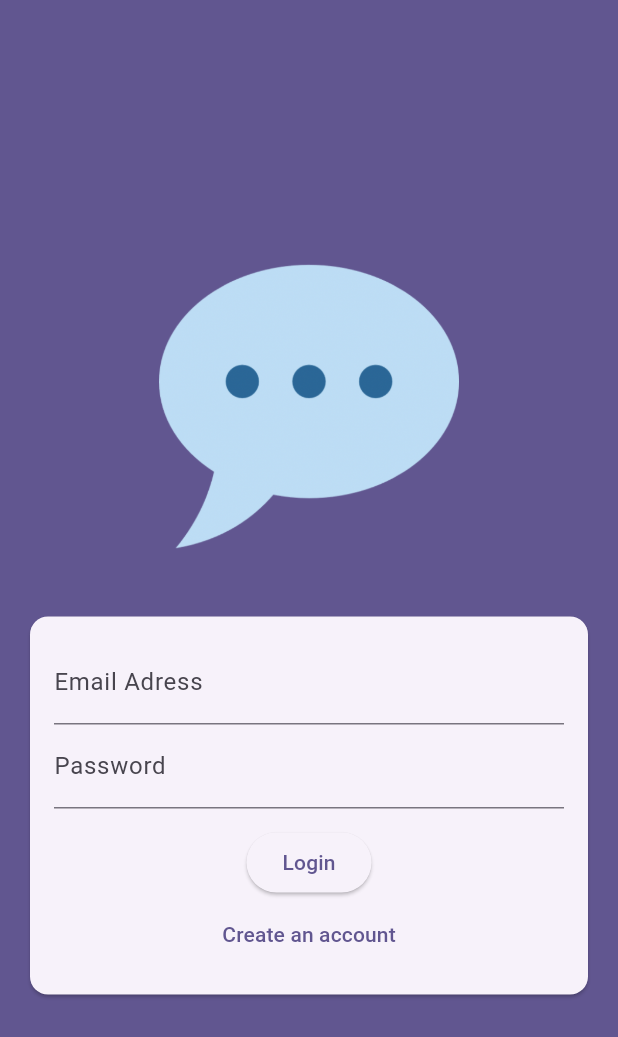
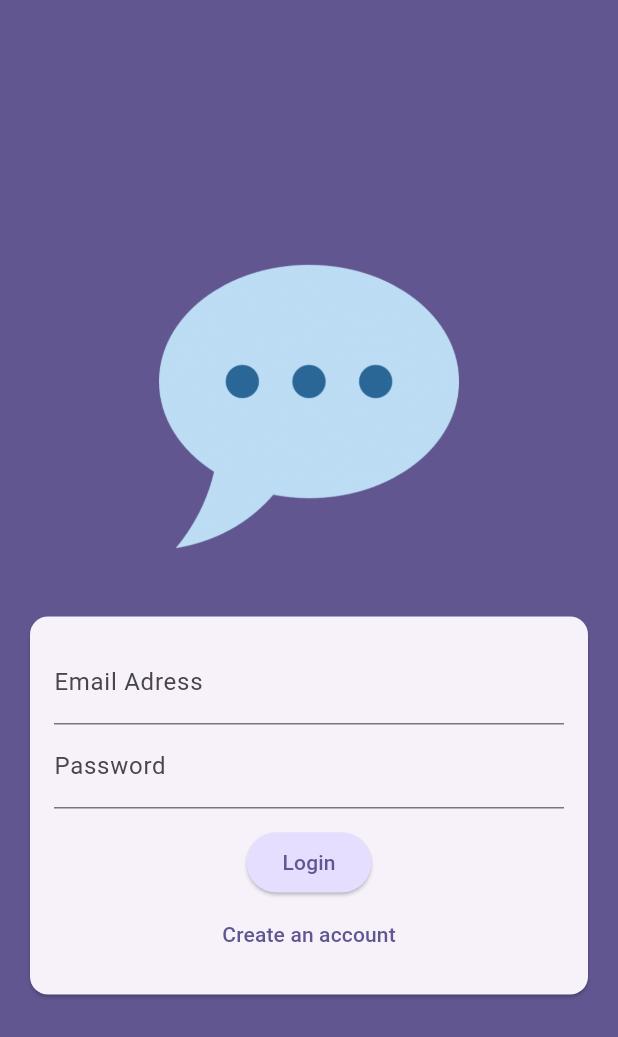
Before and after one commit to JoshuaScherer1996/flutter_chat_app, a Flutter app: the screen it shows after launch, on a phone screen of 412 x 824 dp. Shown: the top 1037 px of the screen. Run offline on Flutter 3.47's test engine with Material 3 defaults, Android fonts, the phone set to English and light mode, and no system bars.

```diff
--- a/lib/screens/auth.dart
+++ b/lib/screens/auth.dart
@@ -57,6 +57,11 @@ class _AuthScreenState extends State<AuthScreen> {
                           const SizedBox(height: 12),
                           ElevatedButton(
                             onPressed: () {},
+                            style: ElevatedButton.styleFrom(
+                              backgroundColor: Theme.of(context)
+                                  .colorScheme
+                                  .primaryContainer,
+                            ),
                             child: Text(_isLogin ? 'Login' : 'Signup'),
                           ),
                           TextButton(
```
